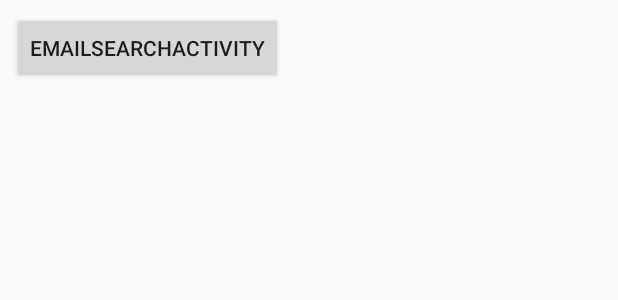
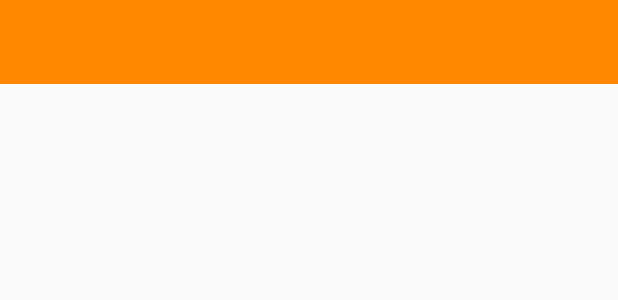
Before and after one commit to hkhaisty/Mobile_Software_Dev, an Android app: the layout activity_recent_messages.xml on its own in the app's theme, with its tools: preview values and no code run, on a phone screen of 412 x 824 dp. Shown: the top 300 px of the screen. Run offline under Robolectric (Android 15) with nearby library versions, the phone set to English and light mode, and no system bars.

Commit message:
side bar and recent messages

```diff
--- a/InstantMessengerTesting/app/build.gradle
+++ b/InstantMessengerTesting/app/build.gradle
@@ -36,8 +36,8 @@ dependencies {
     androidTestImplementation 'com.android.support.test:runner:1.0.2'
     androidTestImplementation 'com.android.support.test.espresso:espresso-core:3.0.2'
 
-    implementation 'com.google.firebase:firebase-core:16.0.7' //Added from Firebase
-    implementation 'com.google.firebase:firebase-auth:16.1.0' //Firebase auth SDK
+    implementation 'com.google.firebase:firebase-core:16.0.8' //Added from Firebase
+    implementation 'com.google.firebase:firebase-auth:16.2.1' //Firebase auth SDK
 
     implementation 'com.google.firebase:firebase-storage:16.1.0' //Firebase storage SDK
     implementation 'com.google.firebase:firebase-database:16.1.0' //Firebase database SDK
--- a/InstantMessengerTesting/app/src/main/AndroidManifest.xml
+++ b/InstantMessengerTesting/app/src/main/AndroidManifest.xml
@@ -8,7 +8,7 @@
             android:label="@string/app_name"
             android:roundIcon="@mipmap/ic_launcher_round"
             android:supportsRtl="true"
-            android:theme="@style/AppTheme">
+            android:theme="@style/Theme.AppCompat.Light.NoActionBar">
 
         <activity android:name=".RecentMessagesActivity">
             <intent-filter>
--- a/InstantMessengerTesting/app/src/main/java/com/example/mdinh/instantmessengertesting/LoginActivity.kt
+++ b/InstantMessengerTesting/app/src/main/java/com/example/mdinh/instantmessengertesting/LoginActivity.kt
@@ -4,6 +4,7 @@ import android.content.Intent
 import android.os.Bundle
 import android.support.v7.app.AppCompatActivity
 import android.util.Log
+import android.widget.Toast
 import com.google.firebase.auth.FirebaseAuth
 import kotlinx.android.synthetic.main.activity_login.*
 
@@ -24,6 +25,8 @@ class LoginActivity : AppCompatActivity() {
                     if(it.isSuccessful) {
                         Log.d("LoginActivity", "Login Successful: ${it.result?.user?.uid}") //What does ?. mean?
 
+                        Toast.makeText(this, "Loading...", Toast.LENGTH_SHORT).show()
+
                         val intent =  Intent(this, RecentMessagesActivity::class.java)
                         intent.flags = Intent.FLAG_ACTIVITY_CLEAR_TASK.or(Intent.FLAG_ACTIVITY_NEW_TASK)
                         startActivity(intent)
@@ -31,6 +34,7 @@ class LoginActivity : AppCompatActivity() {
                     else return@addOnCompleteListener
                 }
                 .addOnFailureListener{
+                    Toast.makeText(this, "Login Failed", Toast.LENGTH_LONG).show()
                     Log.d("LoginActivity", "Failed to login. ${it.message}")
                 }
         }
--- a/InstantMessengerTesting/app/src/main/res/layout/activity_recent_messages.xml
+++ b/InstantMessengerTesting/app/src/main/res/layout/activity_recent_messages.xml
@@ -1,17 +1,45 @@
 <?xml version="1.0" encoding="utf-8"?>
-<android.support.constraint.ConstraintLayout
+<android.support.v4.widget.DrawerLayout
         xmlns:android="http://schemas.android.com/apk/res/android"
-        xmlns:tools="http://schemas.android.com/tools"
-        xmlns:app="http://schemas.android.com/apk/res-auto"
+        android:id="@+id/drawer_layout"
         android:layout_width="match_parent"
         android:layout_height="match_parent"
-        tools:context=".RecentMessagesActivity">
+        xmlns:app="http://schemas.android.com/apk/res-auto"
+        android:fitsSystemWindows="true">
 
-    <Button
-            android:text="@string/title_activity_email_search"
+    <android.support.design.widget.NavigationView
+            android:id="@+id/nav_view"
             android:layout_width="wrap_content"
-            android:layout_height="wrap_content"
-            android:id="@+id/tempsearch_button" android:layout_marginTop="8dp"
-            app:layout_constraintTop_toTopOf="parent" app:layout_constraintStart_toStartOf="parent"
-            android:layout_marginLeft="8dp" android:layout_marginStart="8dp"/>
-</android.support.constraint.ConstraintLayout>
+            android:layout_height="match_parent"
+            android:layout_gravity='start'
+            android:fitsSystemWindows="true"
+            app:menu='@menu/drawer_view'
+            app:headerLayout="@layout/nav_header"/>
+
+    <android.support.constraint.ConstraintLayout
+            xmlns:android="http://schemas.android.com/apk/res/android"
+            xmlns:tools="http://schemas.android.com/tools"
+            xmlns:app="http://schemas.android.com/apk/res-auto"
+            android:layout_width="match_parent"
+            android:layout_height="match_parent"
+            tools:context=".RecentMessagesActivity">
+
+        <android.support.v7.widget.RecyclerView
+                app:layoutManager="android.support.v7.widget.LinearLayoutManager"
+                android:layout_width="0dp"
+                android:layout_height="0dp"
+                app:layout_constraintEnd_toEndOf="parent"
+                app:layout_constraintBottom_toBottomOf="parent" app:layout_constraintStart_toStartOf="parent"
+                android:id="@+id/recentmessages_recyclerview"
+                app:layout_constraintTop_toBottomOf="@+id/sidemenu_toolbar"/>
+
+        <android.support.v7.widget.Toolbar
+                android:id="@+id/sidemenu_toolbar"
+                android:layout_width="match_parent"
+                android:layout_height="?attr/actionBarSize"
+                android:background="@android:color/holo_orange_dark"
+                android:theme="@style/ThemeOverlay.AppCompat.ActionBar"
+                app:layout_constraintTop_toTopOf="parent"/>
+
+    </android.support.constraint.ConstraintLayout>
+</android.support.v4.widget.DrawerLayout>
--- /dev/null
+++ b/InstantMessengerTesting/app/src/main/res/menu/drawer_view.xml
@@ -0,0 +1,14 @@
+<?xml version="1.0" encoding="utf-8"?>
+<menu xmlns:android="http://schemas.android.com/apk/res/android">
+    <group android:checkableBehavior="single">
+        <item
+                android:id="@+id/nav_search"
+                android:title="Search" />
+        <item
+                android:id="@+id/nav_profile"
+                android:title="Profile" />
+        <item
+                android:id="@+id/nav_friends"
+                android:title="Friends" />
+    </group>
+</menu>
```
Also changed, not shown: InstantMessengerTesting/app/src/main/java/com/example/mdinh/instantmessengertesting/ChatLogActivity.kt (+9 -1 lines), InstantMessengerTesting/app/src/main/java/com/example/mdinh/instantmessengertesting/RecentMessagesActivity.kt (+112 -11 lines), InstantMessengerTesting/app/src/main/res/drawable/ic_menu.xml (added, +9 -0 lines), InstantMessengerTesting/app/src/main/res/layout/lastmessage_recentmessages.xml (added, +34 -0 lines), InstantMessengerTesting/app/src/main/res/layout/nav_header.xml (added, +18 -0 lines).
